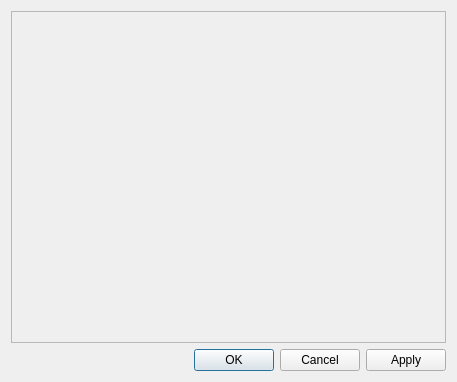
Before: the Qt Designer form camerasettings.ui in igorek-murrom/RovUI2, drawn with Qt 5.
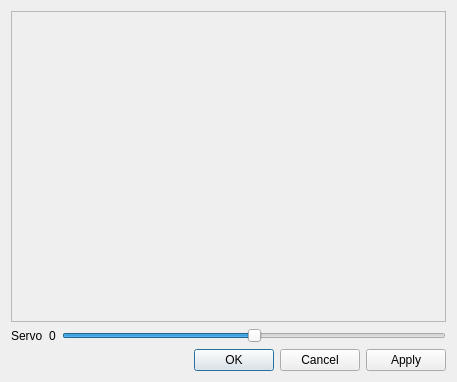
After: the same form once the commit is applied.

```diff
--- a/camerasettings.ui
+++ b/camerasettings.ui
@@ -14,6 +14,37 @@
    <string>Dialog</string>
   </property>
   <layout class="QGridLayout" name="gridLayout_2">
+   <item row="1" column="0">
+    <layout class="QHBoxLayout" name="servoLayout" stretch="0,0,0">
+     <item>
+      <widget class="QLabel" name="servoLabel">
+       <property name="text">
+        <string>Servo</string>
+       </property>
+      </widget>
+     </item>
+     <item>
+      <widget class="QLabel" name="servoPositionLabel">
+       <property name="text">
+        <string>0</string>
+       </property>
+      </widget>
+     </item>
+     <item>
+      <widget class="QSlider" name="servoSlider">
+       <property name="minimum">
+        <number>-180</number>
+       </property>
+       <property name="maximum">
+        <number>180</number>
+       </property>
+       <property name="orientation">
+        <enum>Qt::Horizontal</enum>
+       </property>
+      </widget>
+     </item>
+    </layout>
+   </item>
    <item row="0" column="0">
     <widget class="QScrollArea" name="scrollArea">
      <property name="widgetResizable">
@@ -25,7 +56,7 @@
         <x>0</x>
         <y>0</y>
         <width>441</width>
-        <height>327</height>
+        <height>299</height>
        </rect>
       </property>
       <layout class="QGridLayout" name="gridLayout">
@@ -36,7 +67,7 @@
      </widget>
     </widget>
    </item>
-   <item row="1" column="0">
+   <item row="4" column="0">
     <widget class="QDialogButtonBox" name="buttonBox">
      <property name="orientation">
       <enum>Qt::Horizontal</enum>
@@ -44,6 +75,9 @@
      <property name="standardButtons">
       <set>QDialogButtonBox::Apply|QDialogButtonBox::Cancel|QDialogButtonBox::Ok</set>
      </property>
+     <property name="centerButtons">
+      <bool>false</bool>
+     </property>
     </widget>
    </item>
   </layout>
```
